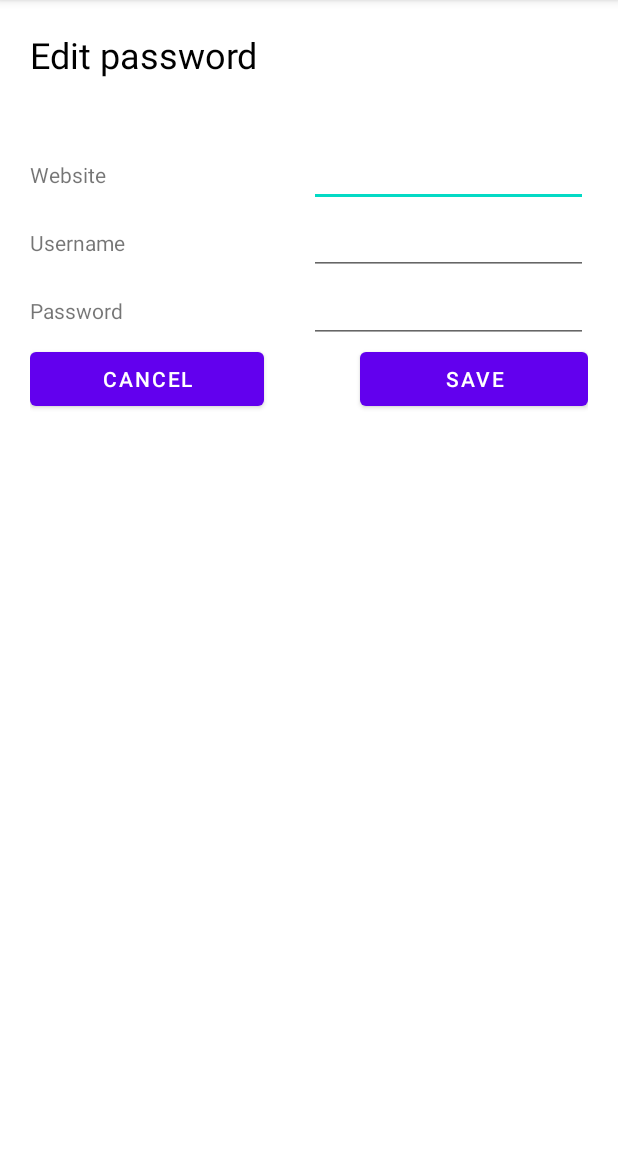
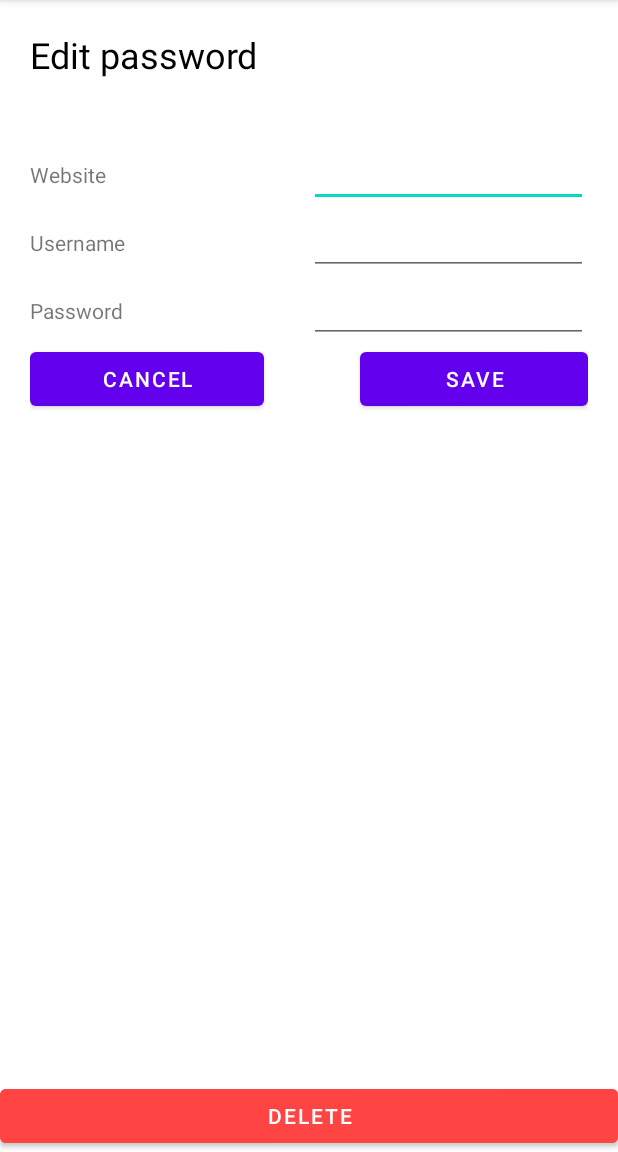
Before and after one commit to novisadvenis/safeshake, an Android app: the EditPassword screen opened directly, with no data from a screen before it, on a phone screen of 412 x 824 dp, the part 84-1236 px from its top. Run offline under Robolectric (Android 15) with nearby library versions, the phone set to English and light mode, and no system bars; 3 statements that could not run were skipped.

Commit message:
delete password function

```diff
--- a/app/src/main/java/com/safeshake3/activity/EditPassword.java
+++ b/app/src/main/java/com/safeshake3/activity/EditPassword.java
@@ -1,10 +1,13 @@
 package com.safeshake3.activity;
 
 import androidx.annotation.Nullable;
+import androidx.appcompat.app.AlertDialog;
 import androidx.appcompat.app.AppCompatActivity;
 
+import android.content.DialogInterface;
 import android.content.Intent;
 import android.os.Bundle;
+import android.util.Log;
 import android.view.View;
 import android.widget.Button;
 import android.widget.TextView;
@@ -14,7 +17,7 @@ import com.safeshake3.model.Password;
 
 public class EditPassword extends AppCompatActivity {
     private TextView website, username, password;
-    private Button cancelBtn, saveBtn;
+    private Button cancelBtn, saveBtn,deleteBtn;
     private Password selectedPasswordObject;
 
     @Override
@@ -26,6 +29,7 @@ public class EditPassword extends AppCompatActivity {
         password = (TextView) findViewById(R.id.editPassword_password_value);
         cancelBtn = (Button) findViewById(R.id.editPassword_cancelBtn);
         saveBtn = (Button) findViewById(R.id.editPassword_saveBtn);
+        deleteBtn = (Button) findViewById(R.id.editPassword_deleteBtn);
 
         Intent intent = getIntent();
         selectedPasswordObject = (Password) intent.getSerializableExtra("selectedPasswordObject");
@@ -60,6 +64,35 @@ public class EditPassword extends AppCompatActivity {
             }
         });
 
+        deleteBtn.setOnClickListener(new View.OnClickListener() {
+            @Override
+            public void onClick(View v) {
+
+                AlertDialog.Builder builder = new AlertDialog.Builder(EditPassword.this);
+                builder.setCancelable(true);
+                builder.setTitle("You want to delete this Password");
+                builder.setMessage("Please be sure....");
+                builder.setPositiveButton("Confirm",
+                        new DialogInterface.OnClickListener() {
+                            @Override
+                            public void onClick(DialogInterface dialog, int which) {
+                                long id = selectedPasswordObject.getId();
+                                Password.findById(Password.class,id).delete();
+                                Log.d("Deleted",selectedPasswordObject.toString());
+                                goToVault();
+                            }
+                        });
+                builder.setNegativeButton(android.R.string.cancel, new DialogInterface.OnClickListener() {
+                    @Override
+                    public void onClick(DialogInterface dialog, int which) {
+                    }
+                });
+
+                AlertDialog dialog = builder.create();
+                dialog.show();
+            }
+        });
+
 
     }
 
--- a/app/src/main/res/layout/activity_edit_password.xml
+++ b/app/src/main/res/layout/activity_edit_password.xml
@@ -130,4 +130,12 @@
 
     </LinearLayout>
 
+    <Button
+        android:id="@+id/editPassword_deleteBtn"
+        android:layout_width="match_parent"
+        android:layout_height="wrap_content"
+        android:layout_alignParentBottom="true"
+        android:backgroundTint="@android:color/holo_red_light"
+        android:text="Delete" />
+
 </RelativeLayout>
```
